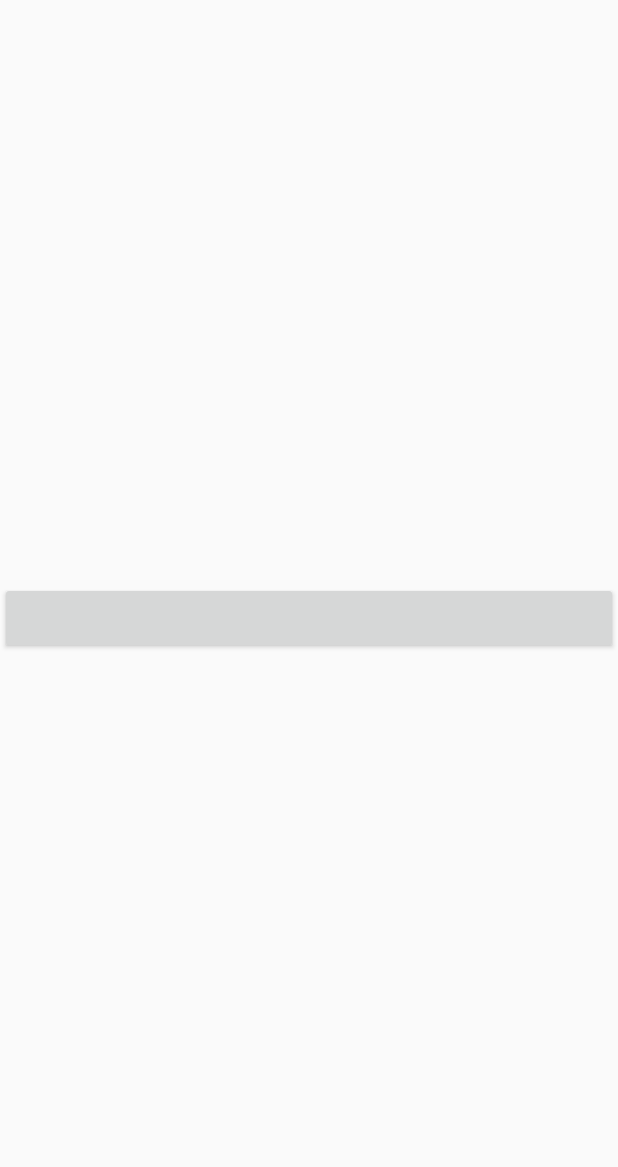
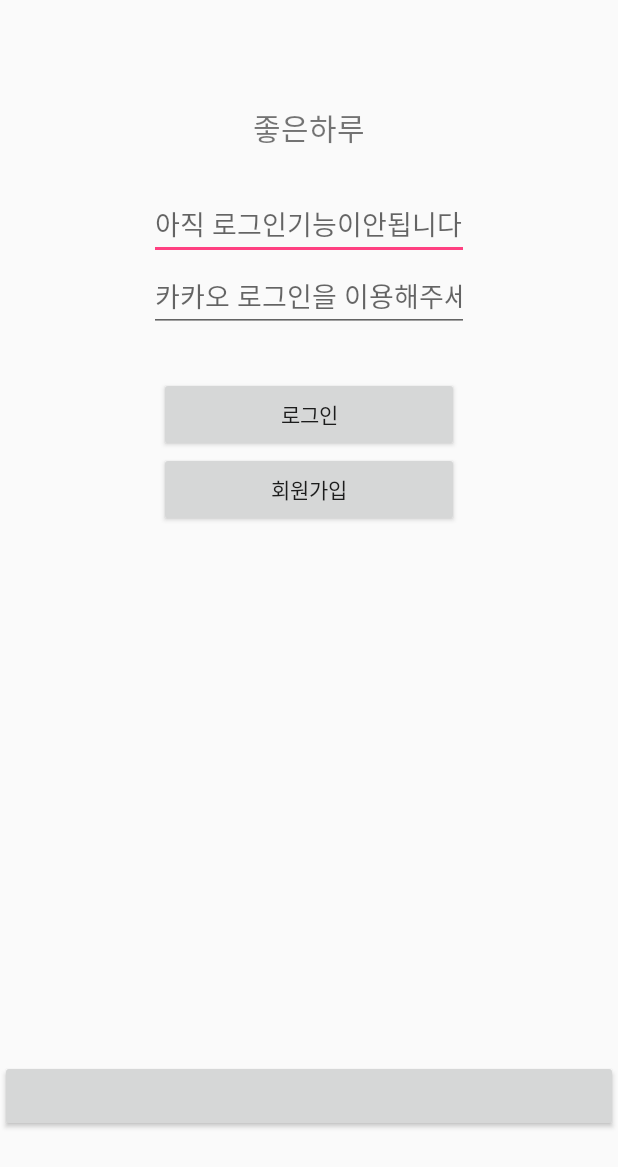
Before and after one commit to san1011/dmp, an Android app: the screen it shows after launch (LoginActivity), on a phone screen of 412 x 824 dp. Shown: the top 1167 px of the screen. Run offline under Robolectric (Android 15) with nearby library versions, the phone set to English and light mode, and no system bars; libraries missing offline, so code that uses them is left out: com.kakao.auth, com.kakao.network, com.kakao.usermgmt, com.kakao.util; plain views replace LoginButton; 3 statements that could not run were skipped.

Commit message:
로그인기능 구현중 //

```diff
--- a/app/src/main/AndroidManifest.xml
+++ b/app/src/main/AndroidManifest.xml
@@ -40,6 +40,11 @@
         <activity android:name=".MainActivity"
             android:theme="@style/AppTheme.NoActionBar"></activity>
 
+
+        <activity android:name=".NewAdminActivity"
+            android:theme="@style/AppTheme.NoActionBar"></activity>
+
+
         <activity
             android:name=".advertise.TestAppActivity"
             android:configChanges="orientation|keyboardHidden|screenSize"
--- a/app/src/main/java/com/evt/dmp/LoginActivity.java
+++ b/app/src/main/java/com/evt/dmp/LoginActivity.java
@@ -9,6 +9,9 @@ import android.support.annotation.Nullable;
 import android.support.v7.app.AppCompatActivity;
 import android.util.Base64;
 import android.util.Log;
+import android.view.View;
+import android.widget.Button;
+import android.widget.EditText;
 import android.widget.Toast;
 
 import com.kakao.auth.ISessionCallback;
@@ -30,6 +33,8 @@ import java.security.MessageDigest;
 public class LoginActivity extends AppCompatActivity{
 
     private SessionCallback sessionCallback;
+    private Button button,button1;
+    private EditText editId,editPass;
     public static String id;
 
     @Override
@@ -54,6 +59,40 @@ public class LoginActivity extends AppCompatActivity{
         sessionCallback = new SessionCallback();
         Session.getCurrentSession().addCallback(sessionCallback);
         Session.getCurrentSession().checkAndImplicitOpen();
+
+        initUi(savedInstanceState);
+    }
+
+
+    public void initUi(Bundle savedInstanceState){
+        button = (Button) findViewById(R.id.button);
+        button1 = (Button) findViewById(R.id.button1);
+        editId = (EditText) findViewById(R.id.editText);
+        editPass = (EditText) findViewById(R.id.editText1);
+
+        button.setOnClickListener(new View.OnClickListener() {
+            @Override
+            public void onClick(View v) {
+                id = editId.getText().toString();
+                if(id.equals("")){
+                    Toast.makeText(getApplicationContext(),"아이디를 입력해주세요",Toast.LENGTH_LONG).show();
+                }else if(editPass.getText().toString().equals("")){
+                    Toast.makeText(getApplicationContext(),"비밀번호를 입력해주세요",Toast.LENGTH_LONG).show();
+                }else{
+                    Intent intent = new Intent(getApplicationContext(), MainActivity.class);
+                    startActivity(intent);
+                }
+            }
+        });
+
+        button1.setOnClickListener(new View.OnClickListener() {
+            @Override
+            public void onClick(View v) {
+                Intent intent = new Intent(getApplicationContext(), NewAdminActivity.class);
+                startActivity(intent);
+            }
+        });
+
     }
 
 
--- a/app/src/main/java/com/evt/dmp/MainActivity.java
+++ b/app/src/main/java/com/evt/dmp/MainActivity.java
@@ -122,7 +122,7 @@ public class MainActivity extends AppCompatActivity implements MainDayChangeFrag
                 day = android.text.format.DateFormat.format("yyyy-MM-dd", date).toString();
                 Toast.makeText(MainActivity.this, day + " selected!", Toast.LENGTH_SHORT).show();
                 Log.i("onDateSelected", day + " - Position = " + position);
-                viewPager.setCurrentItem(position-3);
+                viewPager.setCurrentItem(position-2);
             }
 
             @Override
@@ -201,7 +201,7 @@ public class MainActivity extends AppCompatActivity implements MainDayChangeFrag
                 cal.setTime(date);
                 cal.add(Calendar.DATE, position-30);
                 dbSetDate = dateFormet.format(cal.getTime());
-                horizontalCalendar.centerCalendarToPosition(position+3);
+                horizontalCalendar.centerCalendarToPosition(position+2);
             }
 
             @Override
--- a/app/src/main/res/layout/activity_login.xml
+++ b/app/src/main/res/layout/activity_login.xml
@@ -3,14 +3,72 @@
     xmlns:android="http://schemas.android.com/apk/res/android"
     android:layout_width="match_parent"
     android:layout_height="match_parent"
-    android:gravity="center"
     >
+
+    <RelativeLayout
+        android:id="@+id/layout"
+        android:layout_width="match_parent"
+        android:layout_height="400dp">
+
+        <TextView
+            android:id="@+id/textView"
+            android:layout_width="match_parent"
+            android:layout_height="50dp"
+            android:text="좋은하루"
+            android:gravity="center"
+            android:layout_marginTop="60dp"
+            android:textSize="20dp"
+            />
+
+        <EditText
+            android:id="@+id/editText"
+            android:layout_width="wrap_content"
+            android:layout_height="wrap_content"
+            android:layout_alignParentTop="true"
+            android:layout_centerHorizontal="true"
+            android:layout_marginTop="125dp"
+            android:ems="10"
+            android:hint="아직 로그인기능이안됩니다"
+            android:inputType="textPersonName"
+            />
+
+        <EditText
+            android:id="@+id/editText1"
+            android:layout_width="wrap_content"
+            android:layout_height="wrap_content"
+            android:layout_centerHorizontal="true"
+            android:ems="10"
+            android:hint="카카오 로그인을 이용해주세요"
+            android:inputType="textPersonName"
+            android:layout_below="@+id/editText"/>
+
+        <Button
+            android:id="@+id/button"
+            android:layout_width="200dp"
+            android:layout_height="50dp"
+            android:layout_below="@+id/editText1"
+            android:layout_centerHorizontal="true"
+            android:layout_marginTop="30dp"
+            android:text="로그인"/>
+
+        <Button
+            android:id="@+id/button1"
+            android:layout_width="200dp"
+            android:layout_height="50dp"
+            android:layout_below="@+id/button"
+            android:layout_centerHorizontal="true"
+            android:text="회원가입"/>
+
+    </RelativeLayout>
 
 
     <com.kakao.usermgmt.LoginButton
         android:id="@+id/com_kakao_login"
         android:layout_width="match_parent"
-        android:layout_height="wrap_content"/>
+        android:layout_height="wrap_content"
+        android:layout_alignParentBottom="true"
+        android:layout_alignParentStart="true"
+        android:layout_marginBottom="69dp" />
 
 
 </RelativeLayout>
```
Also changed, not shown: app/src/main/java/com/evt/dmp/NewAdminActivity.java (added, +62 -0 lines), app/src/main/res/layout/activity_newadmin.xml (added, +42 -0 lines).
